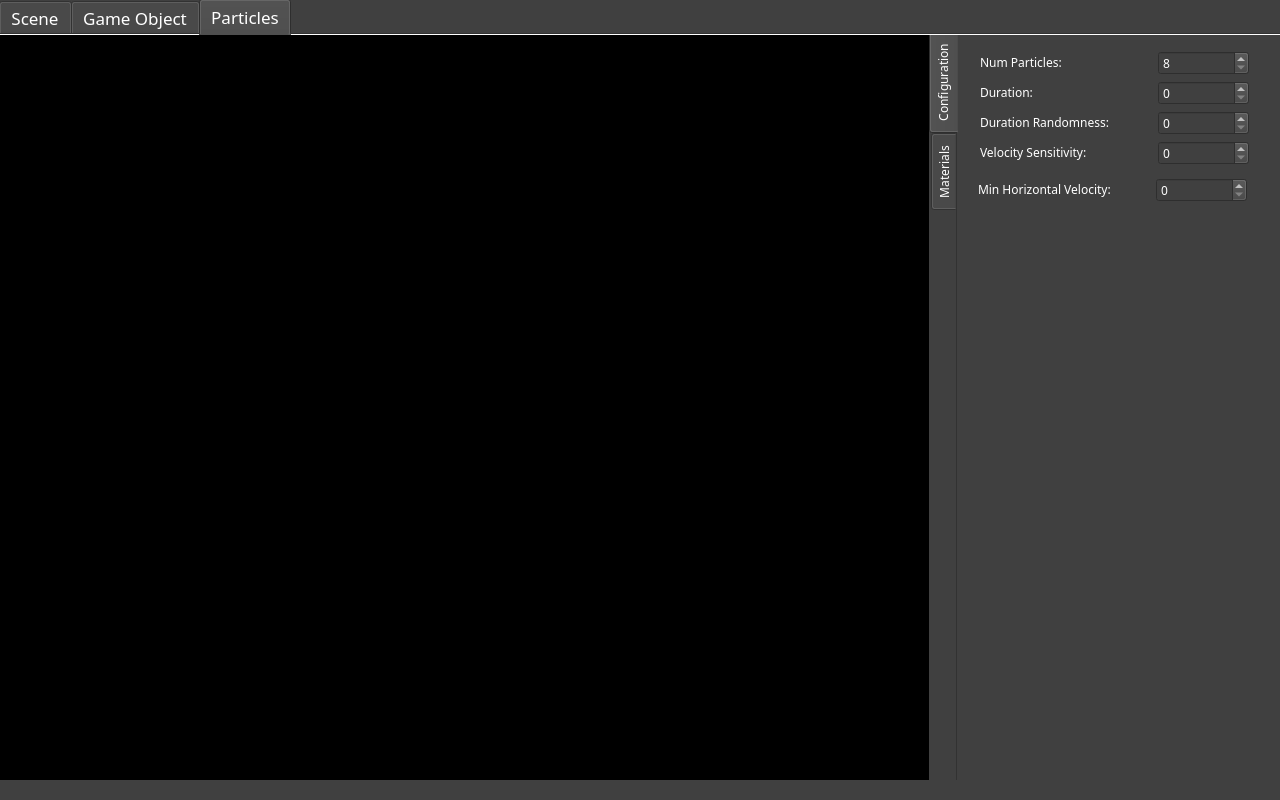
Qt form ie3D-EMap/Forms/CMainWindow.ui (codeoneclick/ie3D) before a commit.
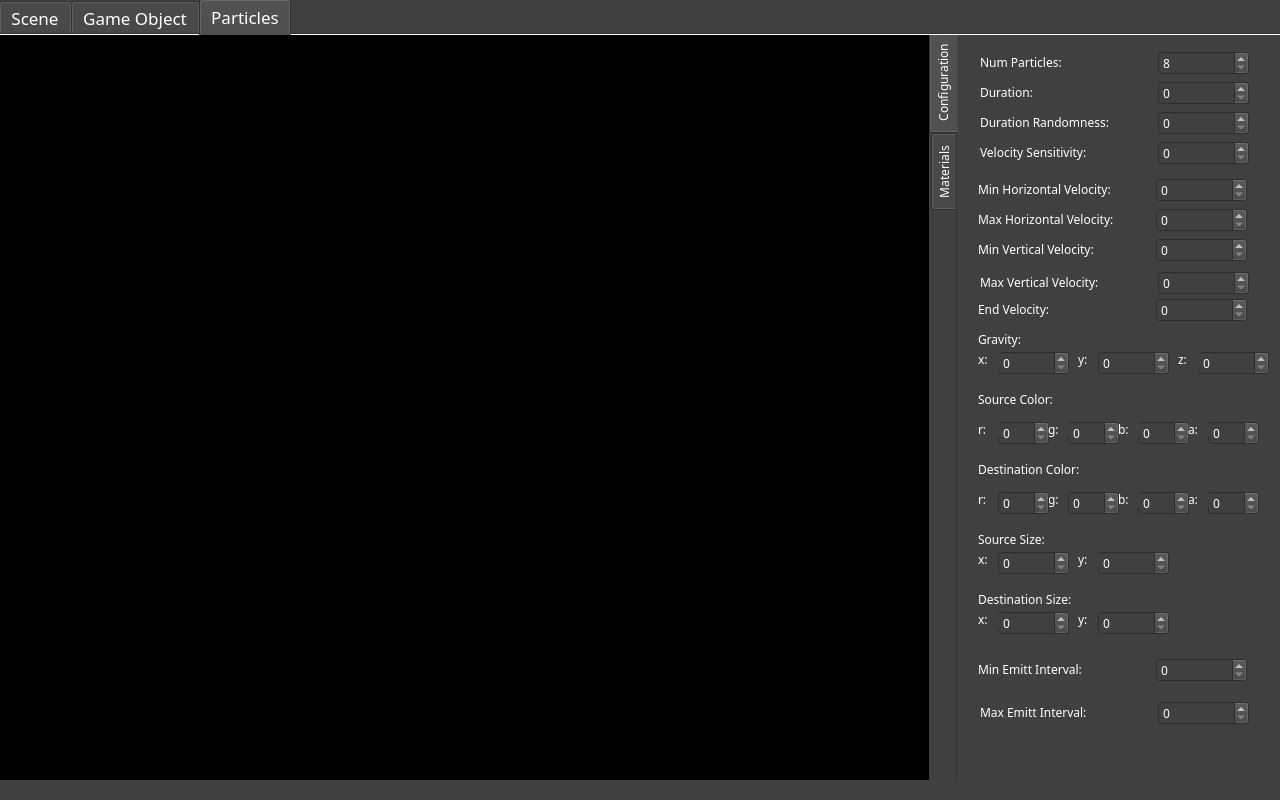
The same form after that commit.

The edit to the form file:
```diff
--- a/ie3D-EMap/Forms/CMainWindow.ui
+++ b/ie3D-EMap/Forms/CMainWindow.ui
@@ -2080,6 +2080,806 @@
          <string>Min Horizontal Velocity:</string>
         </property>
        </widget>
+       <widget class="QDoubleSpinBox" name="m_maxHorizontalVelocitySpinBox">
+        <property name="geometry">
+         <rect>
+          <x>198</x>
+          <y>177</y>
+          <width>91</width>
+          <height>24</height>
+         </rect>
+        </property>
+        <property name="decimals">
+         <number>0</number>
+        </property>
+        <property name="minimum">
+         <double>0.000000000000000</double>
+        </property>
+        <property name="maximum">
+         <double>65535.000000000000000</double>
+        </property>
+        <property name="singleStep">
+         <double>1.000000000000000</double>
+        </property>
+       </widget>
+       <widget class="QLabel" name="label_26">
+        <property name="geometry">
+         <rect>
+          <x>20</x>
+          <y>180</y>
+          <width>161</width>
+          <height>16</height>
+         </rect>
+        </property>
+        <property name="text">
+         <string>Max Horizontal Velocity:</string>
+        </property>
+       </widget>
+       <widget class="QDoubleSpinBox" name="m_minVerticalVelocitySpinBox">
+        <property name="geometry">
+         <rect>
+          <x>198</x>
+          <y>207</y>
+          <width>91</width>
+          <height>24</height>
+         </rect>
+        </property>
+        <property name="decimals">
+         <number>0</number>
+        </property>
+        <property name="minimum">
+         <double>0.000000000000000</double>
+        </property>
+        <property name="maximum">
+         <double>65535.000000000000000</double>
+        </property>
+        <property name="singleStep">
+         <double>1.000000000000000</double>
+        </property>
+       </widget>
+       <widget class="QLabel" name="label_27">
+        <property name="geometry">
+         <rect>
+          <x>20</x>
+          <y>210</y>
+          <width>161</width>
+          <height>16</height>
+         </rect>
+        </property>
+        <property name="text">
+         <string>Min Vertical Velocity:</string>
+        </property>
+       </widget>
+       <widget class="QLabel" name="label_28">
+        <property name="geometry">
+         <rect>
+          <x>22</x>
+          <y>243</y>
+          <width>161</width>
+          <height>16</height>
+         </rect>
+        </property>
+        <property name="text">
+         <string>Max Vertical Velocity:</string>
+        </property>
+       </widget>
+       <widget class="QDoubleSpinBox" name="m_maxVerticalVelocitySpinBox">
+        <property name="geometry">
+         <rect>
+          <x>200</x>
+          <y>240</y>
+          <width>91</width>
+          <height>24</height>
+         </rect>
+        </property>
+        <property name="decimals">
+         <number>0</number>
+        </property>
+        <property name="minimum">
+         <double>0.000000000000000</double>
+        </property>
+        <property name="maximum">
+         <double>65535.000000000000000</double>
+        </property>
+        <property name="singleStep">
+         <double>1.000000000000000</double>
+        </property>
+       </widget>
+       <widget class="QDoubleSpinBox" name="m_endVelocitySpinBox">
+        <property name="geometry">
+         <rect>
+          <x>198</x>
+          <y>267</y>
+          <width>91</width>
+          <height>24</height>
+         </rect>
+        </property>
+        <property name="decimals">
+         <number>0</number>
+        </property>
+        <property name="minimum">
+         <double>0.000000000000000</double>
+        </property>
+        <property name="maximum">
+         <double>65535.000000000000000</double>
+        </property>
+        <property name="singleStep">
+         <double>1.000000000000000</double>
+        </property>
+       </widget>
+       <widget class="QLabel" name="label_29">
+        <property name="geometry">
+         <rect>
+          <x>20</x>
+          <y>270</y>
+          <width>161</width>
+          <height>16</height>
+         </rect>
+        </property>
+        <property name="text">
+         <string>End Velocity:</string>
+        </property>
+       </widget>
+       <widget class="QDoubleSpinBox" name="m_gravityXSpinBox">
+        <property name="geometry">
+         <rect>
+          <x>40</x>
+          <y>320</y>
+          <width>71</width>
+          <height>24</height>
+         </rect>
+        </property>
+        <property name="decimals">
+         <number>0</number>
+        </property>
+        <property name="minimum">
+         <double>0.000000000000000</double>
+        </property>
+        <property name="maximum">
+         <double>65535.000000000000000</double>
+        </property>
+        <property name="singleStep">
+         <double>1.000000000000000</double>
+        </property>
+       </widget>
+       <widget class="QLabel" name="label_30">
+        <property name="geometry">
+         <rect>
+          <x>20</x>
+          <y>300</y>
+          <width>161</width>
+          <height>16</height>
+         </rect>
+        </property>
+        <property name="text">
+         <string>Gravity:</string>
+        </property>
+       </widget>
+       <widget class="QLabel" name="label_31">
+        <property name="geometry">
+         <rect>
+          <x>120</x>
+          <y>320</y>
+          <width>21</width>
+          <height>16</height>
+         </rect>
+        </property>
+        <property name="text">
+         <string>y:</string>
+        </property>
+       </widget>
+       <widget class="QDoubleSpinBox" name="m_gravityYSpinBox">
+        <property name="geometry">
+         <rect>
+          <x>140</x>
+          <y>320</y>
+          <width>71</width>
+          <height>24</height>
+         </rect>
+        </property>
+        <property name="decimals">
+         <number>0</number>
+        </property>
+        <property name="minimum">
+         <double>0.000000000000000</double>
+        </property>
+        <property name="maximum">
+         <double>65535.000000000000000</double>
+        </property>
+        <property name="singleStep">
+         <double>1.000000000000000</double>
+        </property>
+       </widget>
+       <widget class="QDoubleSpinBox" name="m_gravityZSpinBox">
+        <property name="geometry">
+         <rect>
+          <x>240</x>
+          <y>320</y>
+          <width>71</width>
+          <height>24</height>
+         </rect>
+        </property>
+        <property name="decimals">
+         <number>0</number>
+        </property>
+        <property name="minimum">
+         <double>0.000000000000000</double>
+        </property>
+        <property name="maximum">
+         <double>65535.000000000000000</double>
+        </property>
+        <property name="singleStep">
+         <double>1.000000000000000</double>
+        </property>
+       </widget>
+       <widget class="QLabel" name="label_32">
+        <property name="geometry">
+         <rect>
+          <x>220</x>
+          <y>320</y>
+          <width>21</width>
+          <height>16</height>
+         </rect>
+        </property>
+        <property name="text">
+         <string>z:</string>
+        </property>
+       </widget>
+       <widget class="QLabel" name="label_33">
+        <property name="geometry">
+         <rect>
+          <x>20</x>
+          <y>320</y>
+          <width>21</width>
+          <height>16</height>
+         </rect>
+        </property>
+        <property name="text">
+         <string>x:</string>
+        </property>
+       </widget>
+       <widget class="QLabel" name="label_34">
+        <property name="geometry">
+         <rect>
+          <x>20</x>
+          <y>360</y>
+          <width>191</width>
+          <height>16</height>
+         </rect>
+        </property>
+        <property name="text">
+         <string>Source Color:</string>
+        </property>
+       </widget>
+       <widget class="QDoubleSpinBox" name="m_sourceColorRSpinBox">
+        <property name="geometry">
+         <rect>
+          <x>40</x>
+          <y>390</y>
+          <width>51</width>
+          <height>24</height>
+         </rect>
+        </property>
+        <property name="decimals">
+         <number>0</number>
+        </property>
+        <property name="minimum">
+         <double>0.000000000000000</double>
+        </property>
+        <property name="maximum">
+         <double>65535.000000000000000</double>
+        </property>
+        <property name="singleStep">
+         <double>1.000000000000000</double>
+        </property>
+       </widget>
+       <widget class="QDoubleSpinBox" name="m_sourceColorGSpinBox">
+        <property name="geometry">
+         <rect>
+          <x>110</x>
+          <y>390</y>
+          <width>51</width>
+          <height>24</height>
+         </rect>
+        </property>
+        <property name="decimals">
+         <number>0</number>
+        </property>
+        <property name="minimum">
+         <double>0.000000000000000</double>
+        </property>
+        <property name="maximum">
+         <double>65535.000000000000000</double>
+        </property>
+        <property name="singleStep">
+         <double>1.000000000000000</double>
+        </property>
+       </widget>
+       <widget class="QDoubleSpinBox" name="m_sourceColorBSpinBox">
+        <property name="geometry">
+         <rect>
+          <x>180</x>
+          <y>390</y>
+          <width>51</width>
+          <height>24</height>
+         </rect>
+        </property>
+        <property name="decimals">
+         <number>0</number>
+        </property>
+        <property name="minimum">
+         <double>0.000000000000000</double>
+        </property>
+        <property name="maximum">
+         <double>65535.000000000000000</double>
+        </property>
+        <property name="singleStep">
+         <double>1.000000000000000</double>
+        </property>
+       </widget>
+       <widget class="QDoubleSpinBox" name="m_sourceColorASpinBox">
+        <property name="geometry">
+         <rect>
+          <x>250</x>
+          <y>390</y>
+          <width>51</width>
+          <height>24</height>
+         </rect>
+        </property>
+        <property name="decimals">
+         <number>0</number>
+        </property>
+        <property name="minimum">
+         <double>0.000000000000000</double>
+        </property>
+        <property name="maximum">
+         <double>65535.000000000000000</double>
+        </property>
+        <property name="singleStep">
+         <double>1.000000000000000</double>
+        </property>
+       </widget>
+       <widget class="QLabel" name="label_35">
+        <property name="geometry">
+         <rect>
+          <x>20</x>
+          <y>390</y>
+          <width>21</width>
+          <height>16</height>
+         </rect>
+        </property>
+        <property name="text">
+         <string>r:</string>
+        </property>
+       </widget>
+       <widget class="QLabel" name="label_36">
+        <property name="geometry">
+         <rect>
+          <x>90</x>
+          <y>390</y>
+          <width>21</width>
+          <height>16</height>
+         </rect>
+        </property>
+        <property name="text">
+         <string>g:</string>
+        </property>
+       </widget>
+       <widget class="QLabel" name="label_37">
+        <property name="geometry">
+         <rect>
+          <x>160</x>
+          <y>390</y>
+          <width>21</width>
+          <height>16</height>
+         </rect>
+        </property>
+        <property name="text">
+         <string>b:</string>
+        </property>
+       </widget>
+       <widget class="QLabel" name="label_38">
+        <property name="geometry">
+         <rect>
+          <x>230</x>
+          <y>390</y>
+          <width>21</width>
+          <height>16</height>
+         </rect>
+        </property>
+        <property name="text">
+         <string>a:</string>
+        </property>
+       </widget>
+       <widget class="QLabel" name="label_39">
+        <property name="geometry">
+         <rect>
+          <x>20</x>
+          <y>460</y>
+          <width>21</width>
+          <height>16</height>
+         </rect>
+        </property>
+        <property name="text">
+         <string>r:</string>
+        </property>
+       </widget>
+       <widget class="QLabel" name="label_40">
+        <property name="geometry">
+         <rect>
+          <x>90</x>
+          <y>460</y>
+          <width>21</width>
+          <height>16</height>
+         </rect>
+        </property>
+        <property name="text">
+         <string>g:</string>
+        </property>
+       </widget>
+       <widget class="QDoubleSpinBox" name="m_destinationColorASpinBox">
+        <property name="geometry">
+         <rect>
+          <x>250</x>
+          <y>460</y>
+          <width>51</width>
+          <height>24</height>
+         </rect>
+        </property>
+        <property name="decimals">
+         <number>0</number>
+        </property>
+        <property name="minimum">
+         <double>0.000000000000000</double>
+        </property>
+        <property name="maximum">
+         <double>65535.000000000000000</double>
+        </property>
+        <property name="singleStep">
+         <double>1.000000000000000</double>
+        </property>
+       </widget>
+       <widget class="QLabel" name="label_41">
+        <property name="geometry">
+         <rect>
+          <x>230</x>
+          <y>460</y>
+          <width>21</width>
+          <height>16</height>
+         </rect>
+        </property>
+        <property name="text">
+         <string>a:</string>
+        </property>
+       </widget>
+       <widget class="QDoubleSpinBox" name="m_destinationColorBSpinBox">
+        <property name="geometry">
+         <rect>
+          <x>180</x>
+          <y>460</y>
+          <width>51</width>
+          <height>24</height>
+         </rect>
+        </property>
+        <property name="decimals">
+         <number>0</number>
+        </property>
+        <property name="minimum">
+         <double>0.000000000000000</double>
+        </property>
+        <property name="maximum">
+         <double>65535.000000000000000</double>
+        </property>
+        <property name="singleStep">
+         <double>1.000000000000000</double>
+        </property>
+       </widget>
+       <widget class="QLabel" name="label_42">
+        <property name="geometry">
+         <rect>
+          <x>160</x>
+          <y>460</y>
+          <width>21</width>
+          <height>16</height>
+         </rect>
+        </property>
+        <property name="text">
+         <string>b:</string>
+        </property>
+       </widget>
+       <widget class="QDoubleSpinBox" name="m_destinationColorGSpinBox">
+        <property name="geometry">
+         <rect>
+          <x>110</x>
+          <y>460</y>
+          <width>51</width>
+          <height>24</height>
+         </rect>
+        </property>
+        <property name="decimals">
+         <number>0</number>
+        </property>
+        <property name="minimum">
+         <double>0.000000000000000</double>
+        </property>
+        <property name="maximum">
+         <double>65535.000000000000000</double>
+        </property>
+        <property name="singleStep">
+         <double>1.000000000000000</double>
+        </property>
+       </widget>
+       <widget class="QDoubleSpinBox" name="m_destinationColorRSpinBox">
+        <property name="geometry">
+         <rect>
+          <x>40</x>
+          <y>460</y>
+          <width>51</width>
+          <height>24</height>
+         </rect>
+        </property>
+        <property name="decimals">
+         <number>0</number>
+        </property>
+        <property name="minimum">
+         <double>0.000000000000000</double>
+        </property>
+        <property name="maximum">
+         <double>65535.000000000000000</double>
+        </property>
+        <property name="singleStep">
+         <double>1.000000000000000</double>
+        </property>
+       </widget>
+       <widget class="QLabel" name="label_43">
+        <property name="geometry">
+         <rect>
+          <x>20</x>
+          <y>430</y>
+          <width>161</width>
+          <height>16</height>
+         </rect>
+        </property>
+        <property name="text">
+         <string>Destination Color:</string>
+        </property>
+       </widget>
+       <widget class="QLabel" name="label_44">
+        <property name="geometry">
+         <rect>
+          <x>20</x>
+          <y>500</y>
+          <width>161</width>
+          <height>16</height>
+         </rect>
+        </property>
+        <property name="text">
+         <string>Source Size:</string>
+        </property>
+       </widget>
+       <widget class="QDoubleSpinBox" name="m_sourceSizeYSpinBox">
+        <property name="geometry">
+         <rect>
+          <x>140</x>
+          <y>520</y>
+          <width>71</width>
+          <height>24</height>
+         </rect>
+        </property>
+        <property name="decimals">
+         <number>0</number>
+        </property>
+        <property name="minimum">
+         <double>0.000000000000000</double>
+        </property>
+        <property name="maximum">
+         <double>65535.000000000000000</double>
+        </property>
+        <property name="singleStep">
+         <double>1.000000000000000</double>
+        </property>
+       </widget>
+       <widget class="QLabel" name="label_45">
+        <property name="geometry">
+         <rect>
+          <x>120</x>
+          <y>520</y>
+          <width>21</width>
+          <height>16</height>
+         </rect>
+        </property>
+        <property name="text">
+         <string>y:</string>
+        </property>
+       </widget>
+       <widget class="QLabel" name="label_46">
+        <property name="geometry">
+         <rect>
+          <x>20</x>
+          <y>520</y>
+          <width>21</width>
+          <height>16</height>
+         </rect>
+        </property>
+        <property name="text">
+         <string>x:</string>
+        </property>
+       </widget>
+       <widget class="QDoubleSpinBox" name="m_sourceSizeXSpinBox">
+        <property name="geometry">
+         <rect>
+          <x>40</x>
+          <y>520</y>
+          <width>71</width>
+          <height>24</height>
+         </rect>
+        </property>
+        <property name="decimals">
+         <number>0</number>
+        </property>
+        <property name="minimum">
+         <double>0.000000000000000</double>
+        </property>
+        <property name="maximum">
+         <double>65535.000000000000000</double>
+        </property>
+        <property name="singleStep">
+         <double>1.000000000000000</double>
+        </property>
+       </widget>
+       <widget class="QDoubleSpinBox" name="m_destinationSizeXSpinBox">
+        <property name="geometry">
+         <rect>
+          <x>40</x>
+          <y>580</y>
+          <width>71</width>
+          <height>24</height>
+         </rect>
+        </property>
+        <property name="decimals">
+         <number>0</number>
+        </property>
+        <property name="minimum">
+         <double>0.000000000000000</double>
+        </property>
+        <property name="maximum">
+         <double>65535.000000000000000</double>
+        </property>
+        <property name="singleStep">
+         <double>1.000000000000000</double>
+        </property>
+       </widget>
+       <widget class="QLabel" name="label_47">
+        <property name="geometry">
+         <rect>
+          <x>20</x>
+          <y>560</y>
+          <width>161</width>
+          <height>16</height>
+         </rect>
+        </property>
+        <property name="text">
+         <string>Destination Size:</string>
+        </property>
+       </widget>
+       <widget class="QLabel" name="label_48">
+        <property name="geometry">
+         <rect>
+          <x>120</x>
+          <y>580</y>
+          <width>21</width>
+          <height>16</height>
+         </rect>
+        </property>
+        <property name="text">
+         <string>y:</string>
+        </property>
+       </widget>
+       <widget class="QLabel" name="label_49">
+        <property name="geometry">
+         <rect>
+          <x>20</x>
+          <y>580</y>
+          <width>21</width>
+          <height>16</height>
+         </rect>
+        </property>
+        <property name="text">
+         <string>x:</string>
+        </property>
+       </widget>
+       <widget class="QDoubleSpinBox" name="m_destinationSizeYSpinBox">
+        <property name="geometry">
+         <rect>
+          <x>140</x>
+          <y>580</y>
+          <width>71</width>
+          <height>24</height>
+         </rect>
+        </property>
+        <property name="decimals">
+         <number>0</number>
+        </property>
+        <property name="minimum">
+         <double>0.000000000000000</double>
+        </property>
+        <property name="maximum">
+         <double>65535.000000000000000</double>
+        </property>
+        <property name="singleStep">
+         <double>1.000000000000000</double>
+        </property>
+       </widget>
+       <widget class="QDoubleSpinBox" name="m_minEmittIntervalSpinBox">
+        <property name="geometry">
+         <rect>
+          <x>198</x>
+          <y>627</y>
+          <width>91</width>
+          <height>24</height>
+         </rect>
+        </property>
+        <property name="decimals">
+         <number>0</number>
+        </property>
+        <property name="minimum">
+         <double>0.000000000000000</double>
+        </property>
+        <property name="maximum">
+         <double>65535.000000000000000</double>
+        </property>
+        <property name="singleStep">
+         <double>1.000000000000000</double>
+        </property>
+       </widget>
+       <widget class="QLabel" name="label_50">
+        <property name="geometry">
+         <rect>
+          <x>20</x>
+          <y>630</y>
+          <width>161</width>
+          <height>16</height>
+         </rect>
+        </property>
+        <property name="text">
+         <string>Min Emitt Interval:</string>
+        </property>
+       </widget>
+       <widget class="QLabel" name="label_51">
+        <property name="geometry">
+         <rect>
+          <x>22</x>
+          <y>673</y>
+          <width>161</width>
+          <height>16</height>
+         </rect>
+        </property>
+        <property name="text">
+         <string>Max Emitt Interval:</string>
+        </property>
+       </widget>
+       <widget class="QDoubleSpinBox" name="m_maxEmittIntervalSpinBox">
+        <property name="geometry">
+         <rect>
+          <x>200</x>
+          <y>670</y>
+          <width>91</width>
+          <height>24</height>
+         </rect>
+        </property>
+        <property name="decimals">
+         <number>0</number>
+        </property>
+        <property name="minimum">
+         <double>0.000000000000000</double>
+        </property>
+        <property name="maximum">
+         <double>65535.000000000000000</double>
+        </property>
+        <property name="singleStep">
+         <double>1.000000000000000</double>
+        </property>
+       </widget>
       </widget>
       <widget class="QWidget" name="m_poeMaterialsSettingTab">
        <property name="enabled">
```
